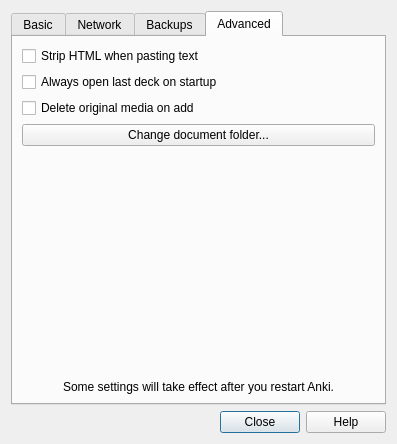
First picture: the form in designer/preferences.ui, repository ankitects/anki, before the edit.
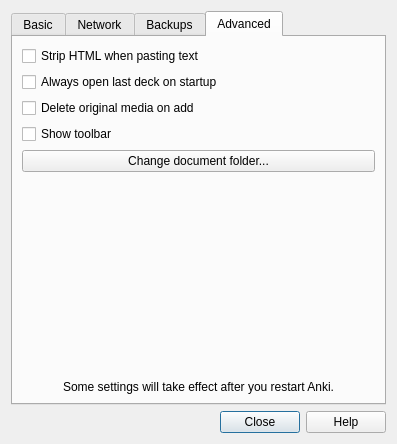
Second picture: the form after the edit. The open tabs and pages were chosen to show the change.

Commit message: add the toolbar config back to the prefs, so osx users can toggle

Patch:
```diff
--- a/designer/preferences.ui
+++ b/designer/preferences.ui
@@ -451,6 +451,13 @@
            </property>
           </widget>
          </item>
+         <item row="3" column="0">
+          <widget class="QCheckBox" name="showToolbar">
+           <property name="text">
+            <string>Show toolbar</string>
+           </property>
+          </widget>
+         </item>
         </layout>
        </item>
        <item>
```
Left out of the diff: 1 changed line with no effect on the pictures. The commit also changes 2 other files.
